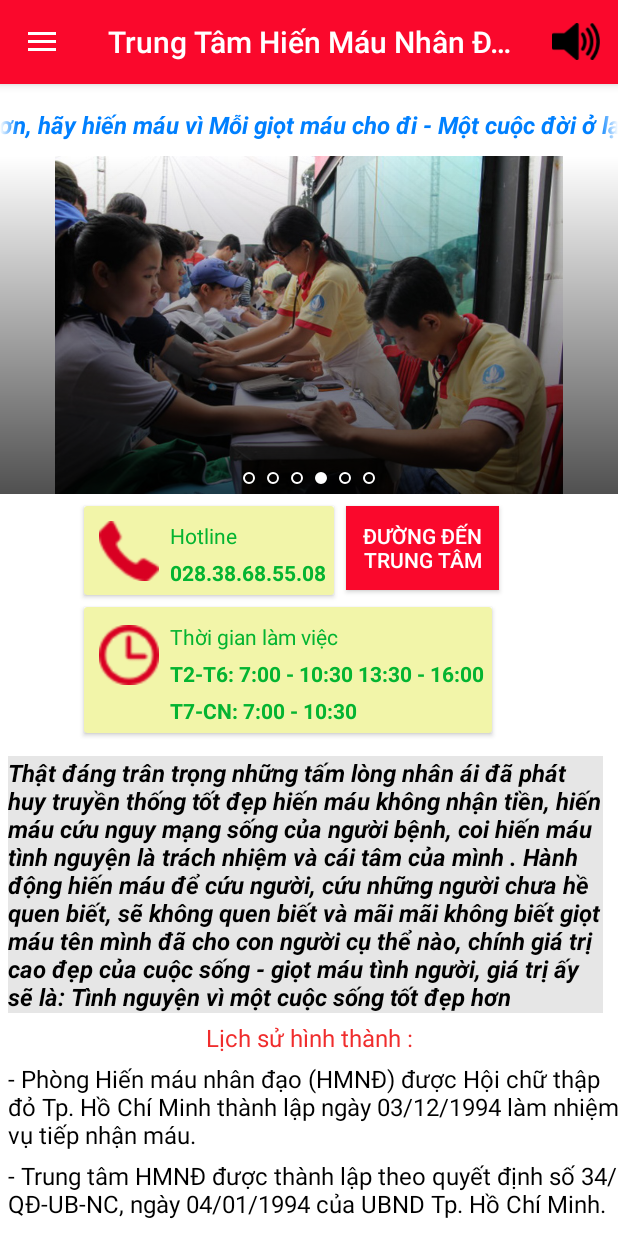
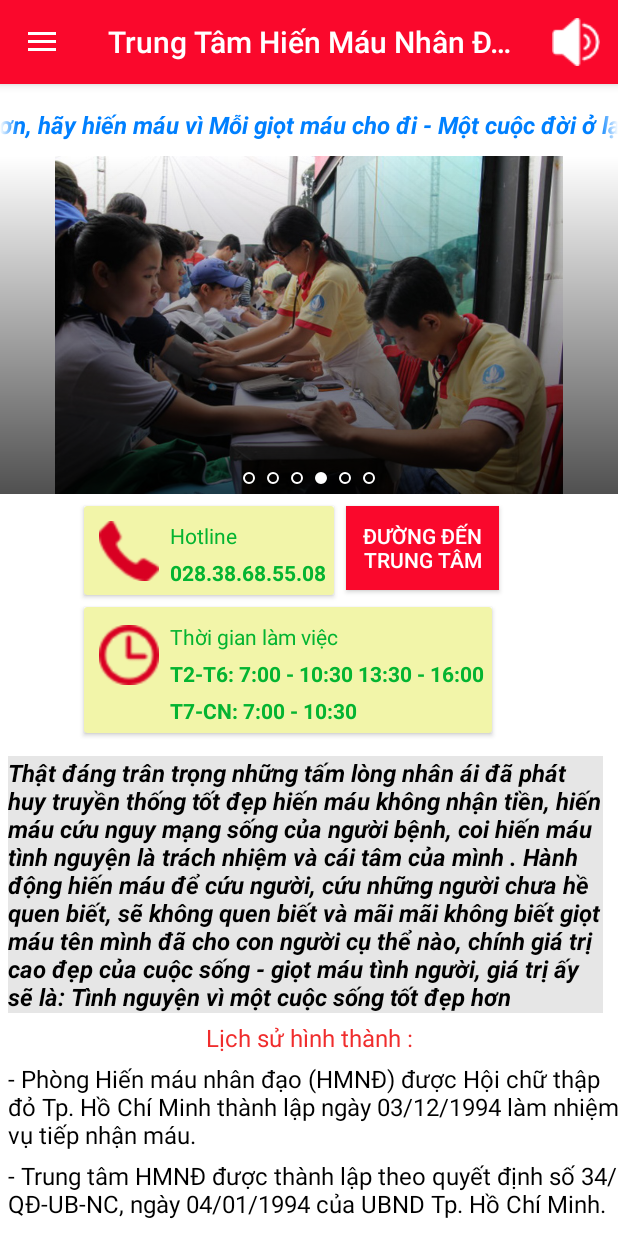
Before and after one commit to hoangvv511/TrungTamHienMauNhanDaoTPHCM, an Android app: the screen it shows after launch (MainActivity), on a phone screen of 412 x 824 dp. Run offline under Robolectric (Android 15) with nearby library versions, the phone set to English and light mode, and no system bars; pictures from the network do not load.

Commit message:
chang icon

```diff
--- a/app/src/main/res/menu/main.xml
+++ b/app/src/main/res/menu/main.xml
@@ -5,6 +5,6 @@
         android:id="@+id/action_sound"
         android:checked="true"
         android:icon="@drawable/batloa"
-        app:showAsAction="ifRoom"
-        android:title="Sound"/>
+        android:title="Sound"
+        app:showAsAction="ifRoom" />
 </menu>
```
Also changed, not shown: app/src/main/res/drawable/batloa.png, app/src/main/res/drawable/tatloa.png.
